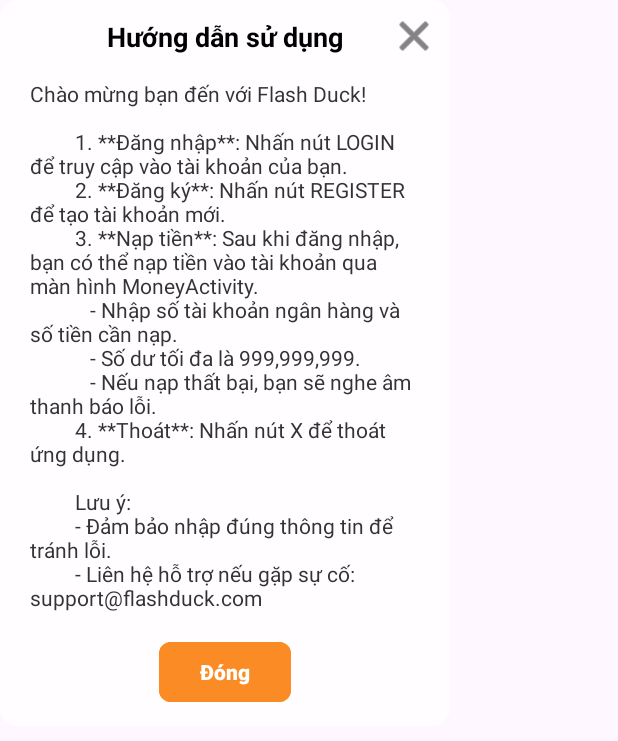
After one commit to PanpaKawaii/MiniProject, an Android app: the layout popup_guide.xml on its own in the app's theme, with its tools: preview values and no code run, on a phone screen of 412 x 824 dp. The commit adds this screen. Shown: the top 741 px of the screen. Run offline under Robolectric (Android 15) with nearby library versions, the phone set to English and light mode, and no system bars.

Commit message:
popup guide

```diff
--- /dev/null
+++ b/app/src/main/res/drawable/popup_background.xml
@@ -0,0 +1,6 @@
+<?xml version="1.0" encoding="utf-8"?>
+<shape xmlns:android="http://schemas.android.com/apk/res/android"
+    android:shape="rectangle">
+    <solid android:color="#CCFFFFFF" /> <!-- Màu trắng với alpha 80% để tạo hiệu ứng mờ -->
+    <corners android:radius="12dp" />
+</shape>
--- /dev/null
+++ b/app/src/main/res/layout/popup_guide.xml
@@ -0,0 +1,73 @@
+<?xml version="1.0" encoding="utf-8"?>
+<LinearLayout xmlns:android="http://schemas.android.com/apk/res/android"
+    android:layout_width="300dp"
+    android:layout_height="wrap_content"
+    xmlns:app="http://schemas.android.com/apk/res-auto"
+    android:background="@drawable/popup_background"
+    android:orientation="vertical"
+    android:padding="12dp">
+
+    <RelativeLayout
+        android:layout_width="match_parent"
+        android:layout_height="wrap_content">
+
+        <TextView
+            android:layout_width="wrap_content"
+            android:layout_height="wrap_content"
+            android:text="Hướng dẫn sử dụng"
+            android:textColor="#000000"
+            android:textSize="18sp"
+            android:textStyle="bold"
+            android:layout_centerHorizontal="true"
+            android:layout_marginBottom="8dp" />
+
+        <ImageButton
+            android:id="@+id/btnCloseGuideX"
+            android:layout_width="24dp"
+            android:layout_height="24dp"
+            android:layout_alignParentEnd="true"
+            android:background="@null"
+            android:contentDescription="Đóng hướng dẫn"
+            android:src="@android:drawable/ic_menu_close_clear_cancel"
+            app:tint="#333333" />
+
+    </RelativeLayout>
+
+    <ScrollView
+        android:layout_width="match_parent"
+        android:layout_height="wrap_content"
+        android:maxHeight="300dp">
+
+        <TextView
+            android:layout_width="match_parent"
+            android:layout_height="wrap_content"
+            android:padding="8dp"
+            android:text="Chào mừng bạn đến với Flash Duck!\n\n
+        1. **Đăng nhập**: Nhấn nút LOGIN để truy cập vào tài khoản của bạn.\n
+        2. **Đăng ký**: Nhấn nút REGISTER để tạo tài khoản mới.\n
+        3. **Nạp tiền**: Sau khi đăng nhập, bạn có thể nạp tiền vào tài khoản qua màn hình MoneyActivity.\n
+           - Nhập số tài khoản ngân hàng và số tiền cần nạp.\n
+           - Số dư tối đa là 999,999,999.\n
+           - Nếu nạp thất bại, bạn sẽ nghe âm thanh báo lỗi.\n
+        4. **Thoát**: Nhấn nút X để thoát ứng dụng.\n\n
+        Lưu ý:\n
+        - Đảm bảo nhập đúng thông tin để tránh lỗi.\n
+        - Liên hệ hỗ trợ nếu gặp sự cố: support@flashduck.com"
+        android:textColor="#333333"
+        android:textSize="14sp" />
+
+    </ScrollView>
+
+    <Button
+        android:id="@+id/btnCloseGuide"
+        android:layout_width="wrap_content"
+        android:layout_height="wrap_content"
+        android:layout_gravity="center"
+        android:layout_marginTop="8dp"
+        android:backgroundTint="#fb8b24"
+        android:text="Đóng"
+        android:textStyle="bold"
+        android:textSize="14sp"
+        app:cornerRadius="8dp" />
+
+</LinearLayout>
```
Also changed, not shown: app/src/main/java/com/example/miniproject/MenuActivity.java (+32 -1 lines), app/src/main/res/drawable/circle_button.xml (added, +8 -0 lines), app/src/main/res/layout/activity_menu.xml (+22 -4 lines).
